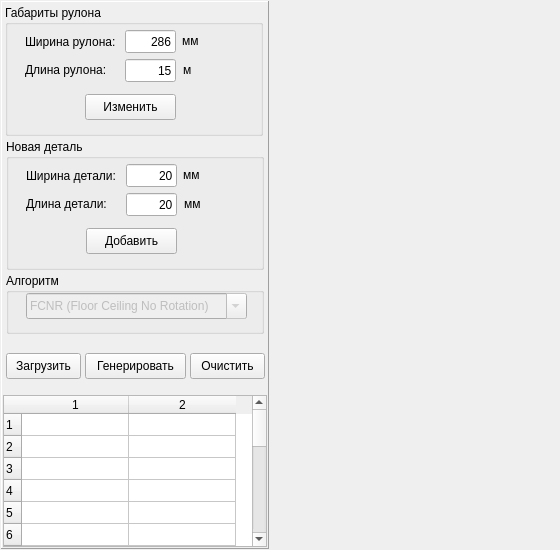
Before: the Qt Designer form mainwindow.ui in VitalyGladyshev/d2sp, drawn with Qt 5.
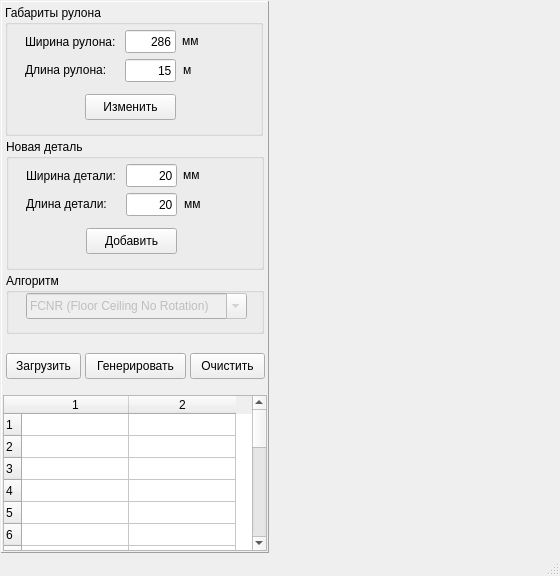
After: the same form once the commit is applied.

Commit message: Доработал движок

```diff
--- a/mainwindow.ui
+++ b/mainwindow.ui
@@ -7,13 +7,13 @@
     <x>0</x>
     <y>0</y>
     <width>560</width>
-    <height>550</height>
+    <height>576</height>
    </rect>
   </property>
   <property name="minimumSize">
    <size>
     <width>560</width>
-    <height>550</height>
+    <height>573</height>
    </size>
   </property>
   <property name="windowTitle">
@@ -459,6 +459,7 @@
     </item>
    </layout>
   </widget>
+  <widget class="QStatusBar" name="statusBar"/>
  </widget>
  <layoutdefault spacing="6" margin="11"/>
  <tabstops>
```
The commit also changes 2 other files.
